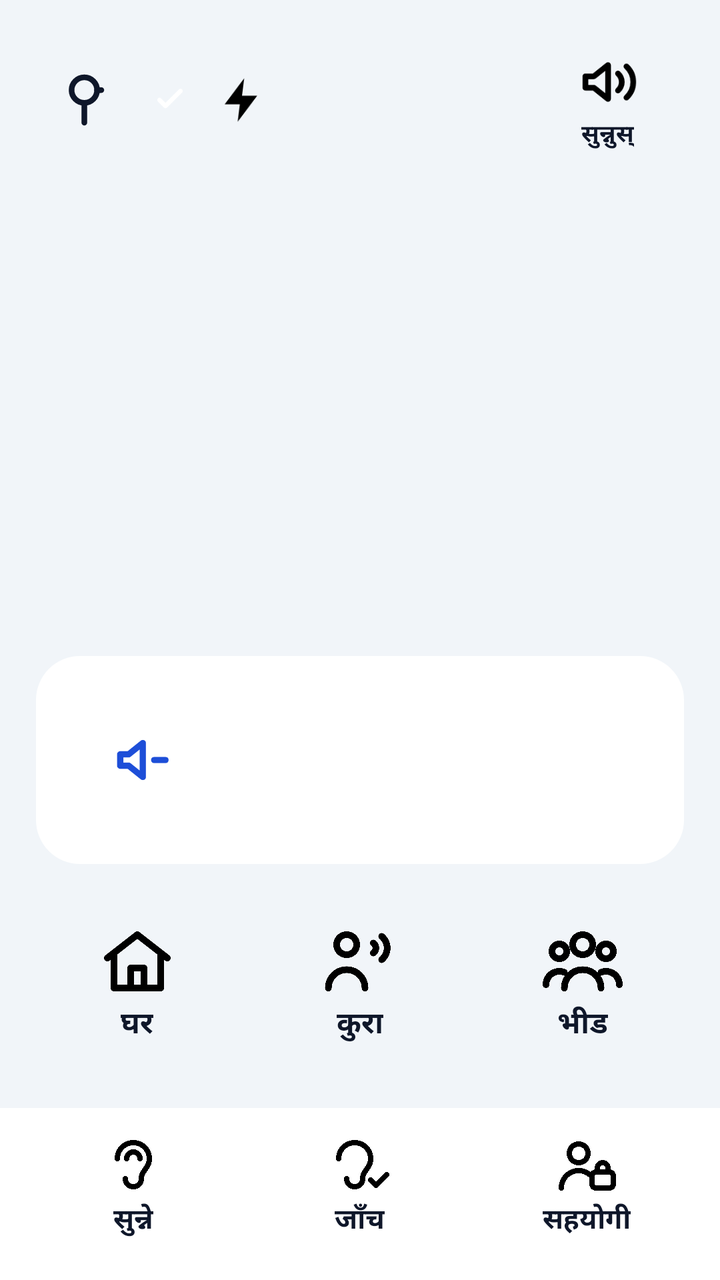
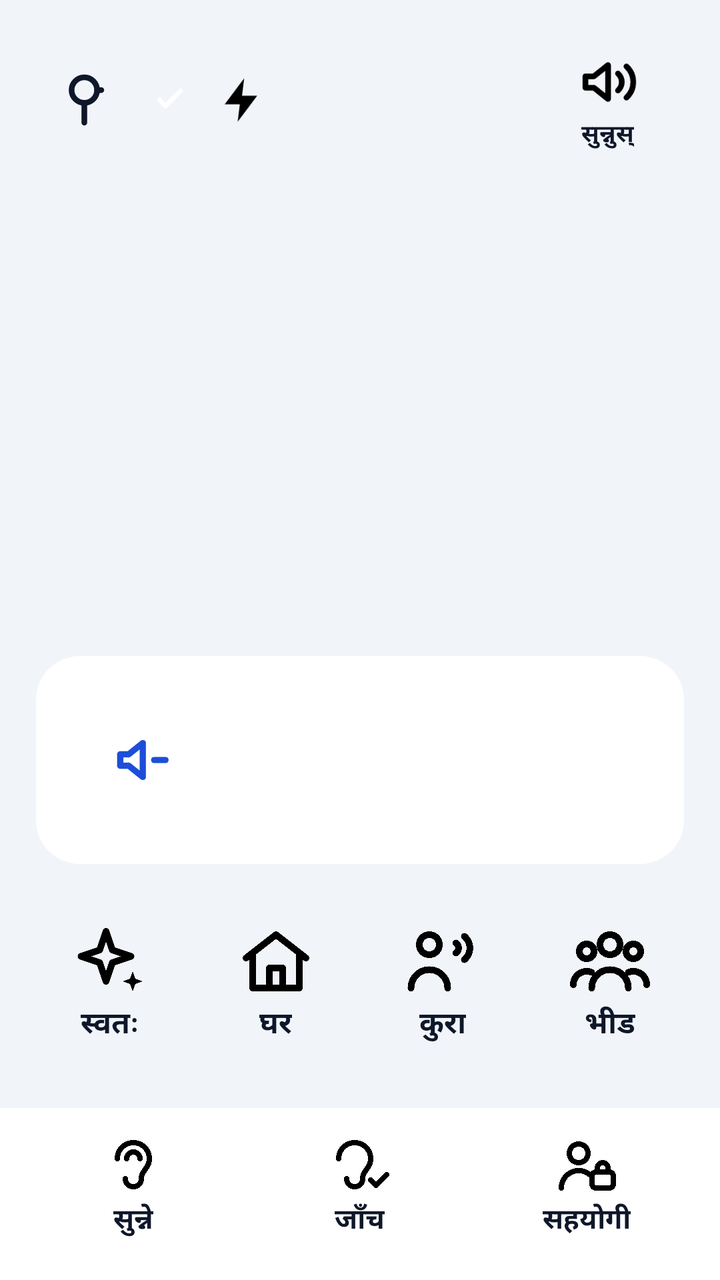

Two renders of the same Android screen: before a commit and after it. Below are the layout's source before the change and the commit's diff.
<!-- AndroidManifest.xml: application theme Theme.Sunai -->
<!-- res/layout/activity_main.xml -->
<?xml version="1.0" encoding="utf-8"?>
<LinearLayout xmlns:android="http://schemas.android.com/apk/res/android"
    android:layout_width="match_parent"
    android:layout_height="match_parent"
    android:fitsSystemWindows="true"
    android:orientation="vertical">

    
    <LinearLayout
        android:layout_width="match_parent"
        android:layout_height="wrap_content"
        android:gravity="center_vertical"
        android:orientation="horizontal"
        android:paddingStart="18dp"
        android:paddingTop="12dp"
        android:paddingEnd="18dp">

        <LinearLayout
            android:id="@+id/earphone_pill"
            android:layout_width="wrap_content"
            android:layout_height="56dp"
            android:clickable="true"
            android:focusable="true"
            android:contentDescription="@string/a11y_earphone"
            android:gravity="center_vertical"
            android:orientation="horizontal"
            android:paddingStart="10dp"
            android:paddingEnd="14dp">

            <ImageView
                android:layout_width="34dp"
                android:layout_height="34dp"
                android:importantForAccessibility="no"
                android:src="@drawable/ic_earbud"
                android:tint="@color/ink" />

            <FrameLayout
                android:id="@+id/earphone_status_bg"
                android:layout_width="30dp"
                android:layout_height="30dp"
                android:layout_marginStart="8dp">
                <ImageView
                    android:id="@+id/earphone_status_icon"
                    android:layout_width="18dp"
                    android:layout_height="18dp"
                    android:layout_gravity="center"
                    android:importantForAccessibility="no"
                    android:src="@drawable/ic_check"
                    android:tint="@color/white" />
            </FrameLayout>

            <ImageView
                android:id="@+id/earphone_speed"
                android:layout_width="26dp"
                android:layout_height="26dp"
                android:layout_marginStart="8dp"
                android:importantForAccessibility="no"
                android:src="@drawable/ic_bolt" />
        </LinearLayout>

        <View
            android:layout_width="0dp"
            android:layout_height="1dp"
            android:layout_weight="1" />

        
        <ImageView
            android:id="@+id/saver_badge"
            android:layout_width="44dp"
            android:layout_height="44dp"
            android:layout_marginEnd="10dp"
            android:contentDescription="@string/saver_badge"
            android:padding="9dp"
            android:src="@drawable/ic_battery"
            android:tint="@color/amber"
            android:visibility="gone" />

        <include layout="@layout/voice_button" />
    </LinearLayout>

    
    <LinearLayout
        android:layout_width="match_parent"
        android:layout_height="0dp"
        android:layout_weight="1"
        android:gravity="center"
        android:orientation="vertical">

        <FrameLayout
            android:id="@+id/big_button"
            android:layout_width="250dp"
            android:layout_height="250dp"
            android:clickable="true"
            android:focusable="true">
            <ImageView
                android:id="@+id/big_icon"
                android:layout_width="120dp"
                android:layout_height="120dp"
                android:layout_gravity="center"
                android:importantForAccessibility="no" />
        </FrameLayout>

        <LinearLayout
            android:id="@+id/meter"
            android:layout_width="wrap_content"
            android:layout_height="34dp"
            android:layout_marginTop="12dp"
            android:gravity="center_vertical"
            android:importantForAccessibility="no"
            android:orientation="horizontal" />

        <TextView
            android:id="@+id/state_word"
            android:layout_width="wrap_content"
            android:layout_height="wrap_content"
            android:layout_marginTop="8dp"
            android:textSize="28sp"
            android:textStyle="bold" />
    </LinearLayout>

    
    <LinearLayout
        style="@style/Sunai.Card"
        android:layout_width="match_parent"
        android:layout_height="wrap_content"
        android:layout_marginStart="18dp"
        android:layout_marginEnd="18dp"
        android:gravity="center_vertical"
        android:orientation="horizontal">

        <FrameLayout
            android:id="@+id/vol_down"
            android:layout_width="76dp"
            android:layout_height="76dp"
            android:clickable="true"
            android:focusable="true"
            android:contentDescription="@string/a11y_vol_down">
            <ImageView
                android:layout_width="34dp"
                android:layout_height="34dp"
                android:layout_gravity="center"
                android:importantForAccessibility="no"
                android:src="@drawable/ic_vol_down"
                android:tint="@color/blue" />
        </FrameLayout>

        <LinearLayout
            android:id="@+id/vol_bars"
            android:layout_width="0dp"
            android:layout_height="64dp"
            android:layout_marginStart="12dp"
            android:layout_marginEnd="12dp"
            android:layout_weight="1"
            android:gravity="bottom"
            android:orientation="horizontal" />

        <FrameLayout
            android:id="@+id/vol_up"
            android:layout_width="76dp"
            android:layout_height="76dp"
            android:clickable="true"
            android:focusable="true"
            android:contentDescription="@string/a11y_vol_up">
            <ImageView
                android:layout_width="38dp"
                android:layout_height="38dp"
                android:layout_gravity="center"
                android:importantForAccessibility="no"
                android:src="@drawable/ic_vol_up"
                android:tint="@color/white" />
        </FrameLayout>
    </LinearLayout>

    
    <LinearLayout
        android:layout_width="match_parent"
        android:layout_height="96dp"
        android:layout_marginStart="13dp"
        android:layout_marginTop="12dp"
        android:layout_marginEnd="13dp"
        android:layout_marginBottom="14dp"
        android:orientation="horizontal">

        <LinearLayout android:id="@+id/place_home" style="@style/Sunai.Tile"
            android:layout_height="match_parent" android:contentDescription="@string/place_home">
            <ImageView android:layout_width="40dp" android:layout_height="40dp"
                android:importantForAccessibility="no" android:src="@drawable/ic_place_home" />
            <TextView style="@style/Sunai.Word" android:layout_width="wrap_content"
                android:layout_height="wrap_content" android:text="@string/place_home" />
        </LinearLayout>

        <LinearLayout android:id="@+id/place_talk" style="@style/Sunai.Tile"
            android:layout_height="match_parent" android:contentDescription="@string/place_talk">
            <ImageView android:layout_width="40dp" android:layout_height="40dp"
                android:importantForAccessibility="no" android:src="@drawable/ic_place_talk" />
            <TextView style="@style/Sunai.Word" android:layout_width="wrap_content"
                android:layout_height="wrap_content" android:text="@string/place_talk" />
        </LinearLayout>

        <LinearLayout android:id="@+id/place_crowd" style="@style/Sunai.Tile"
            android:layout_height="match_parent" android:contentDescription="@string/place_crowd">
            <ImageView android:layout_width="40dp" android:layout_height="40dp"
                android:importantForAccessibility="no" android:src="@drawable/ic_place_crowd" />
            <TextView style="@style/Sunai.Word" android:layout_width="wrap_content"
                android:layout_height="wrap_content" android:text="@string/place_crowd" />
        </LinearLayout>
    </LinearLayout>

    <include layout="@layout/nav_bar" />
</LinearLayout>
<!-- res/layout/voice_button.xml (included above) -->
<?xml version="1.0" encoding="utf-8"?>
<LinearLayout xmlns:android="http://schemas.android.com/apk/res/android"
    android:id="@+id/voice_btn"
    android:layout_width="76dp"
    android:layout_height="76dp"
    android:clickable="true"
    android:focusable="true"
    android:contentDescription="@string/voice_btn"
    android:gravity="center"
    android:orientation="vertical">

    <ImageView
        android:id="@+id/voice_icon"
        android:layout_width="34dp"
        android:layout_height="34dp"
        android:importantForAccessibility="no"
        android:src="@drawable/ic_voice" />

    <TextView
        android:id="@+id/voice_label"
        android:layout_width="wrap_content"
        android:layout_height="wrap_content"
        android:text="@string/voice_btn"
        android:textSize="12sp"
        android:textStyle="bold" />
</LinearLayout>
<!-- res/layout/nav_bar.xml (included above) -->
<?xml version="1.0" encoding="utf-8"?>
<LinearLayout xmlns:android="http://schemas.android.com/apk/res/android"
    android:layout_width="match_parent"
    android:layout_height="wrap_content"
    android:background="@color/white"
    android:orientation="horizontal"
    android:paddingStart="10dp"
    android:paddingTop="8dp"
    android:paddingEnd="10dp"
    android:paddingBottom="14dp">

    <LinearLayout
        android:id="@+id/nav_listen"
        style="@style/Sunai.NavItem"
        android:contentDescription="@string/nav_listen">
        <ImageView style="@style/Sunai.NavIcon" android:src="@drawable/ic_ear" />
        <TextView style="@style/Sunai.NavLabel" android:text="@string/nav_listen" />
    </LinearLayout>

    <LinearLayout
        android:id="@+id/nav_test"
        style="@style/Sunai.NavItem"
        android:contentDescription="@string/nav_test">
        <ImageView style="@style/Sunai.NavIcon" android:src="@drawable/ic_ear_check" />
        <TextView style="@style/Sunai.NavLabel" android:text="@string/nav_test" />
    </LinearLayout>

    <LinearLayout
        android:id="@+id/nav_helper"
        style="@style/Sunai.NavItem"
        android:contentDescription="@string/nav_helper">
        <ImageView style="@style/Sunai.NavIcon" android:src="@drawable/ic_helper" />
        <TextView style="@style/Sunai.NavLabel" android:text="@string/nav_helper" />
    </LinearLayout>
</LinearLayout>
<!-- resources referenced by this layout -->
<resources>
  <color name="amber">#FFB45309</color>
  <color name="blue">#FF1D4ED8</color>
  <color name="ink">#FF0F172A</color>
  <color name="white">#FFFFFFFF</color>
  <!-- drawable ic_bolt (drawable) -->
  <?xml version="1.0" encoding="utf-8"?>
  <vector xmlns:android="http://schemas.android.com/apk/res/android"
      android:width="24dp" android:height="24dp"
      android:viewportWidth="24" android:viewportHeight="24">
      <path android:fillColor="#FF000000" android:pathData="M13 2L4 14h7l-1 8 9-12h-7z"/>
  </vector>
  <!-- drawable ic_check (drawable) -->
  <?xml version="1.0" encoding="utf-8"?>
  <vector xmlns:android="http://schemas.android.com/apk/res/android"
      android:width="24dp" android:height="24dp"
      android:viewportWidth="24" android:viewportHeight="24">
      <path android:fillColor="#00000000" android:strokeColor="#FF000000" android:strokeWidth="3.0" android:strokeLineCap="round" android:strokeLineJoin="round" android:pathData="M5 12l4 4 10-10"/>
  </vector>
  <string name="a11y_earphone">इयरफोन</string>
  <string name="a11y_vol_down">आवाज कम</string>
  <string name="a11y_vol_up">आवाज बढी</string>
  <string name="nav_helper">सहयोगी</string>
  <string name="nav_listen">सुन्ने</string>
  <string name="nav_test">जाँच</string>
  <string name="place_crowd">भीड</string>
  <string name="place_home">घर</string>
  <string name="place_talk">कुरा</string>
  <string name="saver_badge">ब्याट्री बचत</string>
  <string name="voice_btn">सुन्नुस्</string>
  <style name="Sunai.Card">
          <item name="android:background">@drawable/bg_card</item>
          <item name="android:padding">14dp</item>
      </style>
  <style name="Sunai.NavIcon">
          <item name="android:layout_width">32dp</item>
          <item name="android:layout_height">32dp</item>
          <item name="android:importantForAccessibility">no</item>
      </style>
  <style name="Sunai.NavLabel">
          <item name="android:layout_width">wrap_content</item>
          <item name="android:layout_height">wrap_content</item>
          <item name="android:textSize">14sp</item>
          <item name="android:textStyle">bold</item>
      </style>
  <style name="Sunai.Tile">
          <item name="android:layout_width">0dp</item>
          <item name="android:layout_weight">1</item>
          <item name="android:orientation">vertical</item>
          <item name="android:gravity">center</item>
          <item name="android:clickable">true</item>
          <item name="android:focusable">true</item>
          <item name="android:layout_marginStart">5dp</item>
          <item name="android:layout_marginEnd">5dp</item>
      </style>
  <style name="Sunai.Word">
          <item name="android:textSize">15sp</item>
          <item name="android:textStyle">bold</item>
          <item name="android:textColor">@color/ink</item>
          <item name="android:gravity">center</item>
      </style>
  <!-- drawable bg_card (drawable) -->
  <?xml version="1.0" encoding="utf-8"?>
  <shape xmlns:android="http://schemas.android.com/apk/res/android" android:shape="rectangle">
      <solid android:color="@color/white" />
      <corners android:radius="22dp" />
  </shape>
  <color name="ground">#FFF1F5F9</color>
  <!-- unchanged entries left out for length: 13 -->
</resources>

<!-- the commit's change to res/layout/activity_main.xml (unified diff, before → after) -->
@@ -180,6 +180,14 @@
         android:layout_marginEnd="13dp"
         android:layout_marginBottom="14dp"
         android:orientation="horizontal">
+
+        <LinearLayout android:id="@+id/place_auto" style="@style/Sunai.Tile"
+            android:layout_height="match_parent" android:contentDescription="@string/place_auto">
+            <ImageView android:layout_width="40dp" android:layout_height="40dp"
+                android:importantForAccessibility="no" android:src="@drawable/ic_auto" />
+            <TextView style="@style/Sunai.Word" android:layout_width="wrap_content"
+                android:layout_height="wrap_content" android:text="@string/place_auto" />
+        </LinearLayout>
 
         <LinearLayout android:id="@+id/place_home" style="@style/Sunai.Tile"
             android:layout_height="match_parent" android:contentDescription="@string/place_home">
<!-- resource entries referenced after the edit -->
@@ -4,6 +4,17 @@
   <color name="blue">#FF1D4ED8</color>
   <color name="ink">#FF0F172A</color>
   <color name="white">#FFFFFFFF</color>
+  <!-- drawable ic_auto (drawable) -->
+  <?xml version="1.0" encoding="utf-8"?>
+  <vector xmlns:android="http://schemas.android.com/apk/res/android"
+      android:width="24dp" android:height="24dp"
+      android:viewportWidth="24" android:viewportHeight="24">
+      <path android:fillColor="#00000000" android:strokeColor="#FF000000" android:strokeWidth="2"
+          android:strokeLineJoin="round"
+          android:pathData="M11 3l1.9 5.6L18.5 10.5l-5.6 1.9L11 18l-1.9-5.6L3.5 10.5l5.6-1.9z" />
+      <path android:fillColor="#FF000000"
+          android:pathData="M19 15l0.8 2.2 2.2 0.8-2.2 0.8L19 21l-0.8-2.2-2.2-0.8 2.2-0.8z" />
+  </vector>
   <!-- drawable ic_bolt (drawable) -->
   <?xml version="1.0" encoding="utf-8"?>
   <vector xmlns:android="http://schemas.android.com/apk/res/android"
@@ -24,6 +35,7 @@
   <string name="nav_helper">सहयोगी</string>
   <string name="nav_listen">सुन्ने</string>
   <string name="nav_test">जाँच</string>
+  <string name="place_auto">स्वतः</string>
   <string name="place_crowd">भीड</string>
   <string name="place_home">घर</string>
   <string name="place_talk">कुरा</string>
